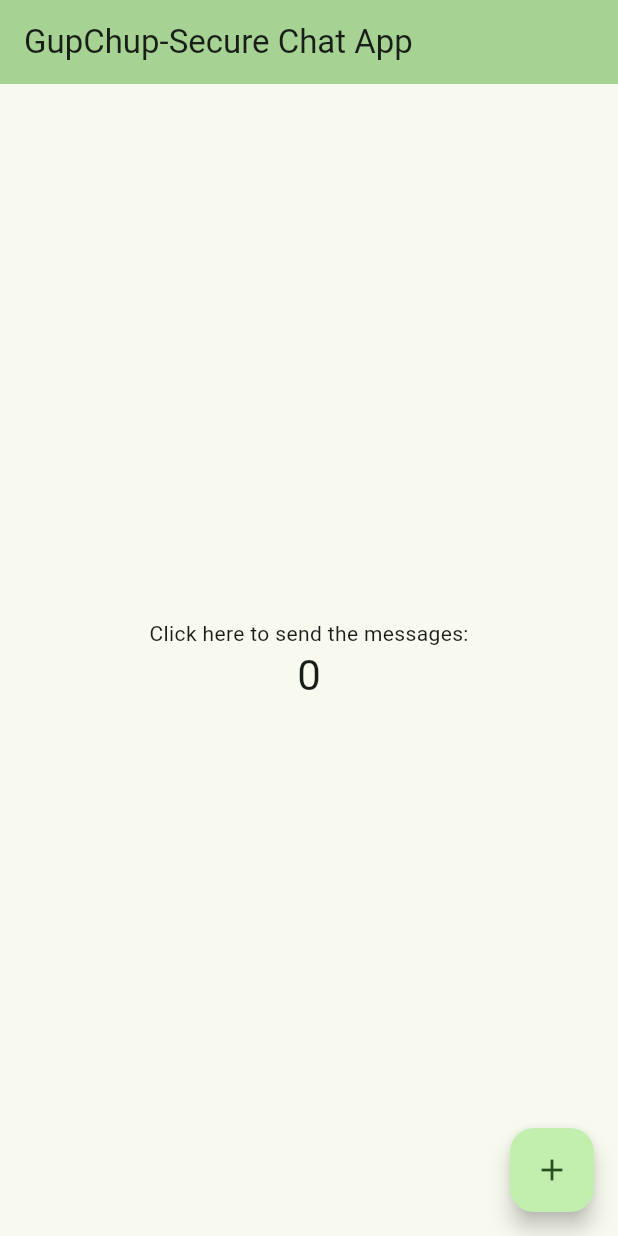
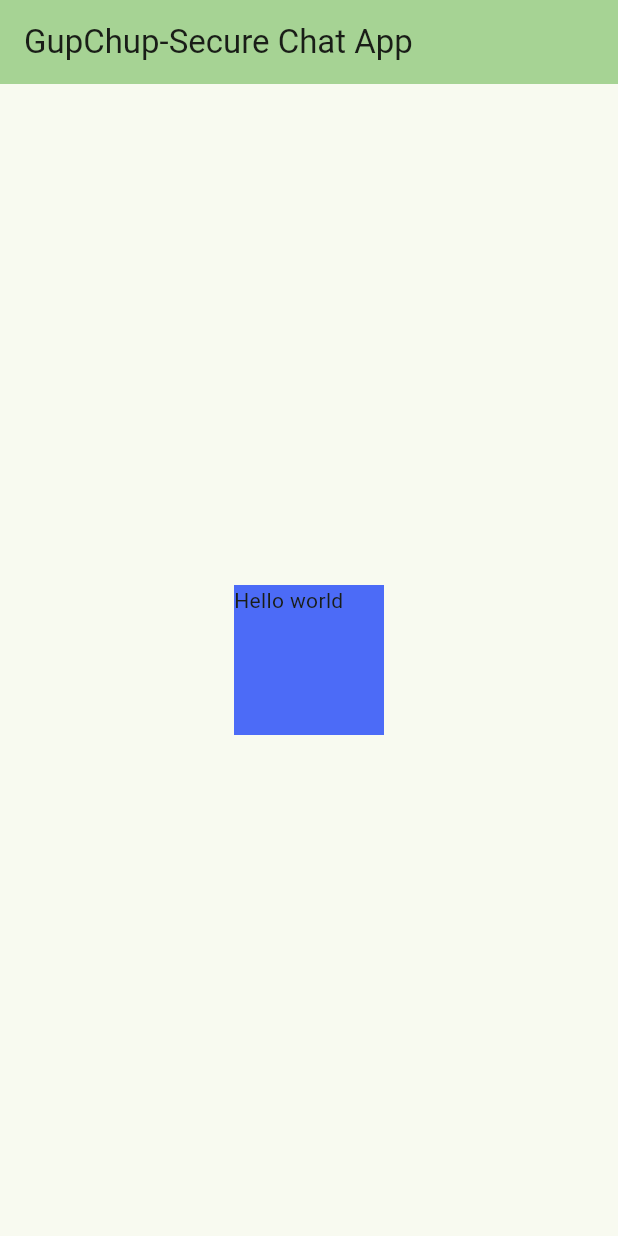
Before and after one commit to imankii01/FlutterFirstApk, a Flutter app: the screen it shows after launch, on a phone screen of 412 x 824 dp. Run offline on Flutter 3.47's test engine with Material 3 defaults, Android fonts, the light colour scheme and no system bars.

Commit message:
container

```diff
--- /dev/null
+++ b/LearningTut/Container/container.txt
@@ -0,0 +1,4 @@
+It is a widget that combines common painting,positionin ,adn sizing of the child widgets
+It is also a class to store one or more widget and position them on th screen according to our needs
+Generally it is imilar to a box for storing contents
+It allows many attributes to the user for decortating its child widget such as using margin ,which separates teh container with other content.
--- a/lib/main.dart
+++ b/lib/main.dart
@@ -12,22 +12,8 @@ class MyApp extends StatelessWidget {
   Widget build(BuildContext context) {
     return MaterialApp(
       title: 'GupChup',
+      debugShowCheckedModeBanner: false,
       theme: ThemeData(
-        // This is the theme of your application.
-        //
-        // TRY THIS: Try running your application with "flutter run". You'll see
-        // the application has a purple toolbar. Then, without quitting the app,
-        // try changing the seedColor in the colorScheme below to Colors.green
-        // and then invoke "hot reload" (save your changes or press the "hot
-        // reload" button in a Flutter-supported IDE, or press "r" if you used
-        // the command line to start the app).
-        //
-        // Notice that the counter didn't reset back to zero; the application
-        // state is not lost during the reload. To reset the state, use hot
-        // restart instead.
-        //
-        // This works for code too, not just values: Most code changes can be
-        // tested with just a hot reload.
         colorScheme: ColorScheme.fromSeed(seedColor: Color.fromARGB(255, 53, 197, 17)),
         useMaterial3: true,
       ),
@@ -39,14 +25,6 @@ class MyApp extends StatelessWidget {
 class MyHomePage extends StatefulWidget {
   const MyHomePage({super.key, required this.title});
 
-  // This widget is the home page of your application. It is stateful, meaning
-  // that it has a State object (defined below) that contains fields that affect
-  // how it looks.
-
-  // This class is the configuration for the state. It holds the values (in this
-  // case the title) provided by the parent (in this case the App widget) and
-  // used by the build method of the State. Fields in a Widget subclass are
-  // always marked "final".
 
   final String title;
 
@@ -59,67 +37,46 @@ class _MyHomePageState extends State<MyHomePage> {
 
   void _incrementCounter() {
     setState(() {
-      // This call to setState tells the Flutter framework that something has
-      // changed in this State, which causes it to rerun the build method below
-      // so that the display can reflect the updated values. If we changed
-      // _counter without calling setState(), then the build method would not be
-      // called again, and so nothing would appear to happen.
       _counter++;
     });
   }
 
   @override
   Widget build(BuildContext context) {
-    // This method is rerun every time setState is called, for instance as done
-    // by the _incrementCounter method above.
-    //
-    // The Flutter framework has been optimized to make rerunning build methods
-    // fast, so that you can just rebuild anything that needs updating rather
-    // than having to individually change instances of widgets.
     return Scaffold(
       appBar: AppBar(
-        // TRY THIS: Try changing the color here to a specific color (to
-        // Colors.amber, perhaps?) and trigger a hot reload to see the AppBar
-        // change color while the other colors stay the same.
         backgroundColor: Theme.of(context).colorScheme.inversePrimary,
-        // Here we take the value from the MyHomePage object that was created by
-        // the App.build method, and use it to set our appbar title.
         title: Text(widget.title),
       ),
-      body: Center(
-        // Center is a layout widget. It takes a single child and positions it
-        // in the middle of the parent.
-        child: Column(
-          // Column is also a layout widget. It takes a list of children and
-          // arranges them vertically. By default, it sizes itself to fit its
-          // children horizontally, and tries to be as tall as its parent.
-          //
-          // Column has various properties to control how it sizes itself and
-          // how it positions its children. Here we use mainAxisAlignment to
-          // center the children vertically; the main axis here is the vertical
-          // axis because Columns are vertical (the cross axis would be
-          // horizontal).
-          //
-          // TRY THIS: Invoke "debug painting" (choose the "Toggle Debug Paint"
-          // action in the IDE, or press "p" in the console), to see the
-          // wireframe for each widget.
-          mainAxisAlignment: MainAxisAlignment.center,
-          children: <Widget>[
-            const Text(
-              'Click here to send the messages:',
-            ),
-            Text(
-              '$_counter',
-              style: Theme.of(context).textTheme.headlineMedium,
-            ),
-          ],
-        ),
-      ),
-      floatingActionButton: FloatingActionButton(
-        onPressed: _incrementCounter,
-        tooltip: 'Increment',
-        child: const Icon(Icons.add),
-      ), // This trailing comma makes auto-formatting nicer for build methods.
+      body:
+      //  Center(
+      //   child: Column(
+      //     mainAxisAlignment: MainAxisAlignment.center,
+      //     children: <Widget>[
+      //       const Text(
+      //         'Click here to send the messages:',
+      //       ),
+      //       Text(
+      //         '$_counter',
+      //         style: Theme.of(context).textTheme.headlineMedium,
+      //       ),
+      //     ],
+      //   ),
+      // ),
+      // floatingActionButton: FloatingActionButton(
+      //   onPressed: _incrementCounter,
+      //   tooltip: 'Increment',
+      //   child: const Icon(Icons.add),
+      // ),
+      Center(child:    Container(
+
+        width:100,
+        height: 100,
+        color: Color.fromARGB(255, 76, 107, 247),
+        child: Text('Hello world'),
+
+      ),)
+
     );
   }
 }
--- a/lib/practise.dart
+++ /dev/null
@@ -1,8 +0,0 @@
-import 'dart:io';
-
-void main() {
-
-// loops
-
-
-}
```
